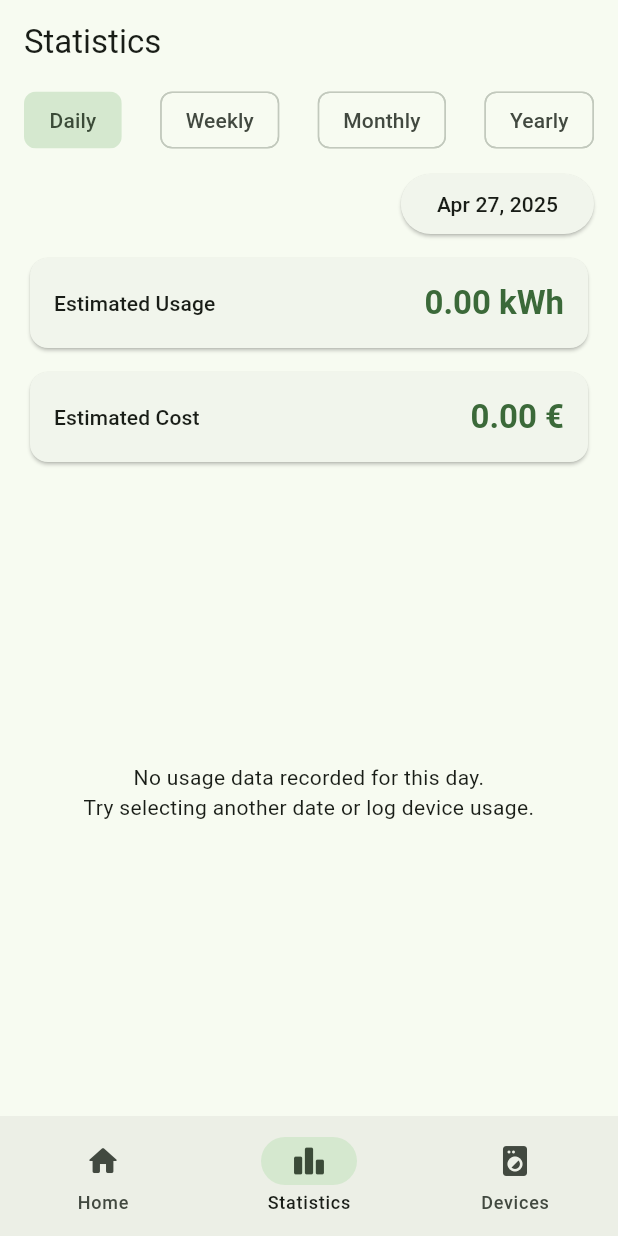
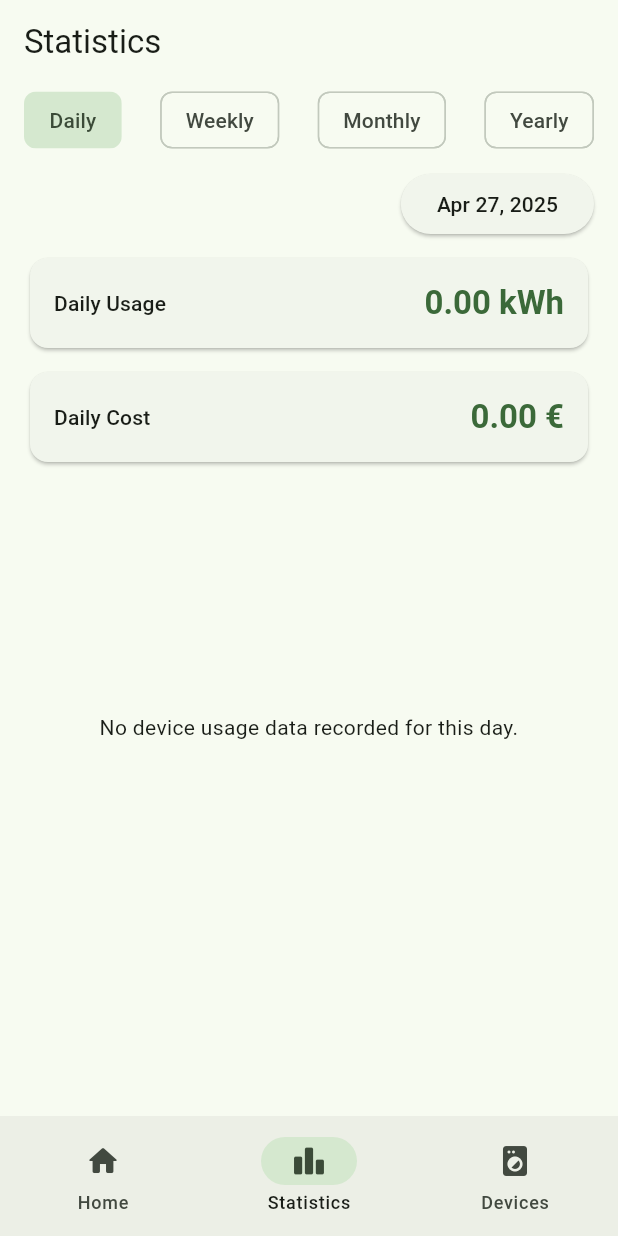
Before and after one commit to pedroafmonteiro/project-esof-leic, a Flutter app: the screen it shows once a user with an empty profile is signed in, item 2 of the bottom bar chosen, on a phone screen of 412 x 824 dp. Run offline on Flutter 3.47's test engine with Material 3 defaults, Android fonts, the phone set to English and light mode, and no system bars; our stand-ins replace cached_network_image, firebase_auth, firebase_core, firebase_database, fl_chart, google_sign_in and 1 more; accounts and stored records are empty.

Commit message:
added top energy consumers to all pages and fixed some layout stuff

```diff
--- a/eco_tracker/lib/models/device_usage_model.dart
+++ b/eco_tracker/lib/models/device_usage_model.dart
@@ -46,6 +46,8 @@ class WeeklyUsageSummary {
   final double totalKwh;
   final double totalCost;
   final Map<int, double> dailyConsumption;
+  final Map<String, double>
+      deviceConsumption;
 
   WeeklyUsageSummary({
     required this.weekNumber,
@@ -53,6 +55,7 @@ class WeeklyUsageSummary {
     required this.totalKwh,
     required this.totalCost,
     required this.dailyConsumption,
+    required this.deviceConsumption,
   });
 }
 
@@ -62,6 +65,8 @@ class MonthlyUsageSummary {
   final double totalKwh;
   final double totalCost;
   final Map<int, double> dailyConsumption;
+  final Map<String, double>
+      deviceConsumption;
 
   MonthlyUsageSummary({
     required this.month,
@@ -69,6 +74,7 @@ class MonthlyUsageSummary {
     required this.totalKwh,
     required this.totalCost,
     required this.dailyConsumption,
+    required this.deviceConsumption,
   });
 }
 
@@ -77,11 +83,14 @@ class YearlyUsageSummary {
   final double totalKwh;
   final double totalCost;
   final Map<int, double> monthlyConsumption;
+  final Map<String, double>
+      deviceConsumption;
 
   YearlyUsageSummary({
     required this.year,
     required this.totalKwh,
     required this.totalCost,
     required this.monthlyConsumption,
+    required this.deviceConsumption,
   });
 }
--- a/eco_tracker/lib/views/statistics/widgets/graphs/yearly_graph.dart
+++ b/eco_tracker/lib/views/statistics/widgets/graphs/yearly_graph.dart
@@ -12,12 +12,11 @@ class YearlyGraph extends StatelessWidget {
   Widget build(BuildContext context) {
     final spots = _createFlSpots(chartData);
 
-    return Expanded(
-      child: CommonGraph(
+    return CommonGraph(
       spots: spots,
       minX: 1,
       maxX: 12,
-        interval: 1,
+      interval: 3,
       getTitlesWidget: (value, meta) {
         final month = value.toInt();
         if (month < 1 || month > 12) return const SizedBox.shrink();
@@ -53,7 +52,6 @@ class YearlyGraph extends StatelessWidget {
           ),
         );
       },
-      ),
     );
   }
 
--- a/eco_tracker/lib/views/statistics/widgets/pages/daily_page.dart
+++ b/eco_tracker/lib/views/statistics/widgets/pages/daily_page.dart
@@ -29,7 +29,10 @@ class DailyView extends StatelessWidget {
     final double usageKwh = dailyUsage?.totalKwh ?? 0;
     final double costEuros = dailyUsage?.totalCost ?? 0;
 
-    return Padding(
+    return Align(
+      alignment: Alignment.topCenter,
+      child: SingleChildScrollView(
+        child: Padding(
           padding: const EdgeInsets.only(top: 8.0, bottom: 8.0),
           child: Column(
             spacing: 8.0,
@@ -46,30 +49,33 @@ class DailyView extends StatelessWidget {
               ),
               StatisticsCard(
                 data: usageKwh,
-            title: 'Estimated Usage',
+                title: 'Daily Usage',
                 extension: 'kWh',
               ),
               StatisticsCard(
                 data: costEuros,
-            title: 'Estimated Cost',
+                title: 'Daily Cost',
                 extension: '€',
               ),
               if (dailyUsage != null && dailyUsage.deviceConsumption.isNotEmpty)
-            Expanded(
-              child: TopConsumers(
+                TopConsumers(
                   deviceConsumption: dailyUsage.deviceConsumption,
                 ),
+              if (dailyUsage == null || dailyUsage.deviceConsumption.isEmpty)
+                ConstrainedBox(
+                  constraints: BoxConstraints(
+                    minHeight: MediaQuery.of(context).size.height * 0.4,
                   ),
-          if (dailyUsage == null || dailyUsage.deviceConsumption.isEmpty)
-            const Expanded(
-              child: Center(
+                  child: const Center(
                     child: Text(
-                  'No usage data recorded for this day.\nTry selecting another date or log device usage.',
+                      'No device usage data recorded for this day.',
                       textAlign: TextAlign.center,
                     ),
                   ),
                 ),
             ],
+          ),
+        ),
       ),
     );
   }
```
Also changed, not shown: eco_tracker/lib/services/usage_service.dart (+18 -0 lines), eco_tracker/lib/views/statistics/widgets/pages/monthly_page.dart (+24 -1 lines), eco_tracker/lib/views/statistics/widgets/pages/weekly_page.dart (+24 -1 lines), eco_tracker/lib/views/statistics/widgets/pages/yearly_page.dart (+26 -4 lines), eco_tracker/lib/views/statistics/widgets/top_consumers.dart (+5 -6 lines). Lines whose indentation alone changed are shown as unchanged.
